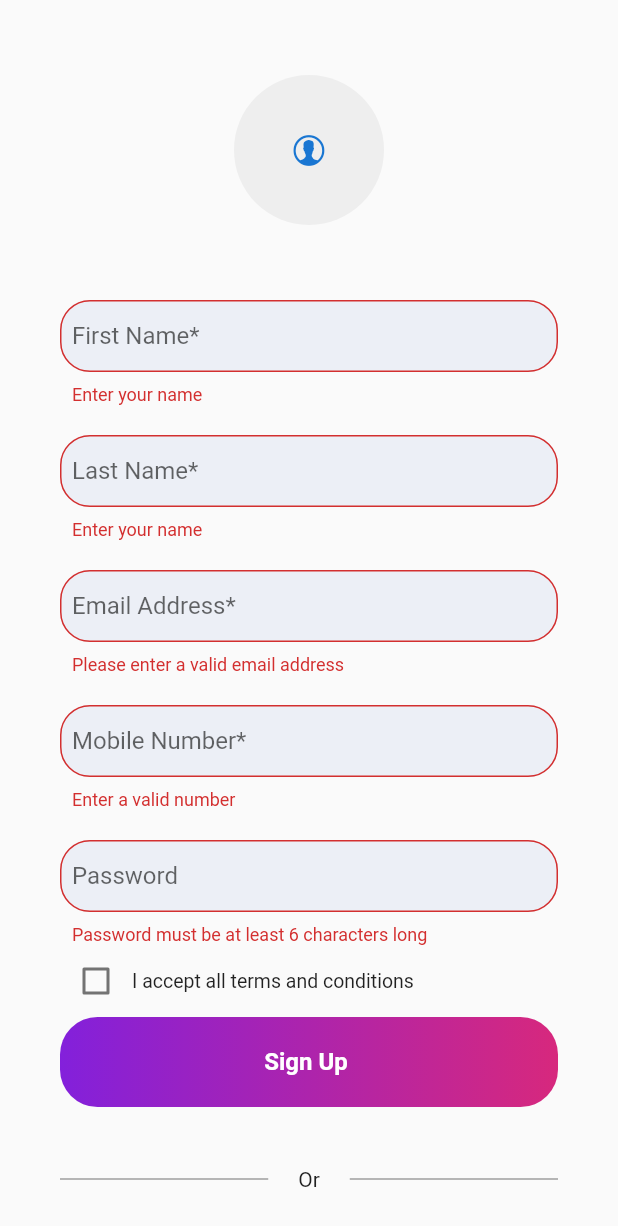
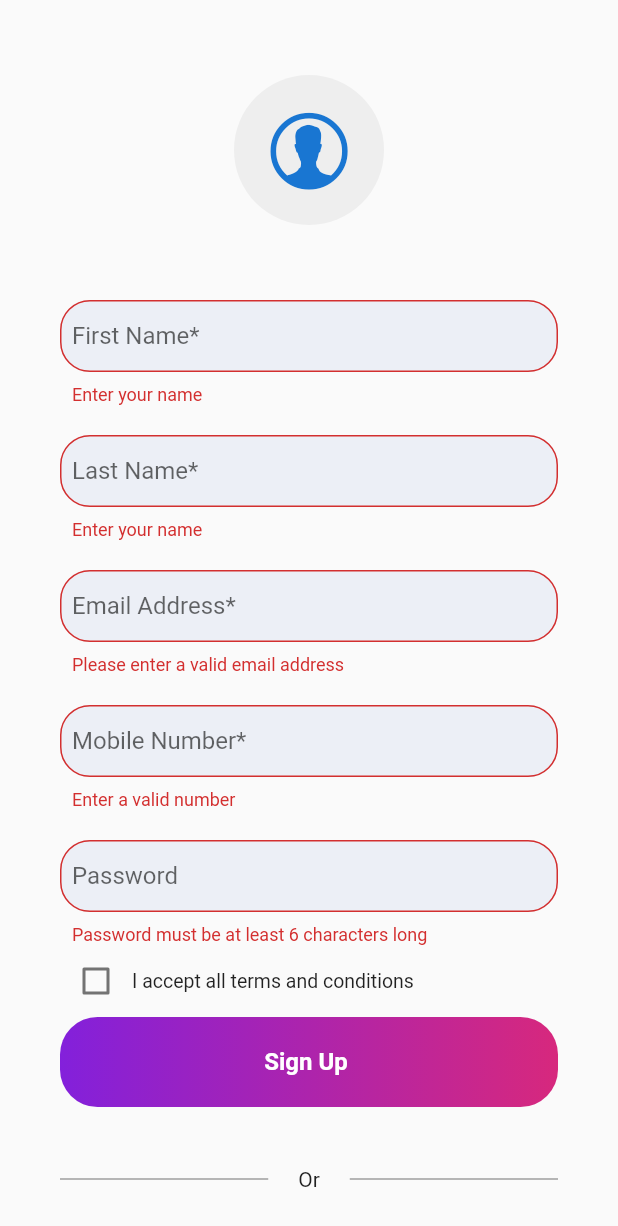
Before and after one commit to abd529/in_driver_app, a Flutter app: the SignupPage screen opened directly, after a tap on "Sign Up", on a phone screen of 412 x 824 dp. Shown: the top 1226 px of the screen. Run offline on Flutter 3.47's test engine with Material 2 defaults, Android fonts, the phone set to English and light mode, and no system bars; our stand-ins replace cloud_firestore, firebase_auth, firebase_core, fluttertoast, get, image_picker; accounts and stored records are empty.

```diff
--- a/lib/Models/usermodel.dart
+++ b/lib/Models/usermodel.dart
@@ -6,12 +6,10 @@ class UserModel {
   final String lname;
   final String pass;
   final String phone;
-  final String? photourl;
   final String email;
   const UserModel(
       {this.id,
       required this.email,
-      this.photourl,
       required this.fname,
       required this.lname,
       required this.pass,
@@ -24,7 +22,6 @@ class UserModel {
       'Email': email,
       'Password': pass,
       'Phone': phone,
-      'photo ': photourl
     };
   }
 
--- a/lib/auth/signup.dart
+++ b/lib/auth/signup.dart
@@ -17,7 +17,6 @@ import '../Models/usermodel.dart';
 import '../models/registerviewmodel.dart';
 import '../widgets/myColors.dart';
 import '../widgets/myTextField.dart';
-import '../widgets/pickimages.dart';
 
 class SignupPage extends StatefulWidget {
   const SignupPage({super.key});
@@ -76,12 +75,6 @@ class _SignupPageState extends State<SignupPage> {
   String ErrorMessage = "";
 
 //function to select image of user
-  void selectimage() async {
-    Uint8List img = await pickImage(ImageSource.gallery);
-    setState(() {
-      _image = img;
-    });
-  }
 
   Future<void> signUp(String email, String password, String First_Name,
       String Last_Name, String Phone) async {
@@ -164,7 +157,10 @@ class _SignupPageState extends State<SignupPage> {
                           : CircleAvatar(
                               backgroundColor: Colors.grey.shade200,
                               radius: 50,
-                              child: Icon(CupertinoIcons.person_alt_circle),
+                              child: Icon(
+                                CupertinoIcons.person_alt_circle,
+                                size: 60,
+                              ),
                             ),
                     ]),
                   ),
@@ -268,22 +264,12 @@ class _SignupPageState extends State<SignupPage> {
                           if (_isChecked == true) {
                             _submitForm();
                           }
+                          Navigator.push(
+                              context,
+                              MaterialPageRoute(
+                                  builder: (context) => HomePage()));
                         }
                       },
-                      //     FirebaseAuthMethod().signupUser(
-                      //         email: _emailController.text,
-                      //         fname: _fnameController.text,
-                      //         lname: _lastnameController.text,
-                      //         mobilenum: _mobilecontroller.text,
-                      //         pass: _passController.text,
-                      //         //     file: _image!);
-                      //         Get.to(() => Home()));
-                      //     _showetoast("Signup Successfully");
-                      //   } else
-                      //     _showetoast(
-                      //         "Please Accept our terms and conditions");
-                      // }
-
                       color1: gd2,
                       color2: gd1,
                       width: MediaQuery.of(context).size.width - 40),
--- a/lib/main.dart
+++ b/lib/main.dart
@@ -27,7 +27,7 @@ class MyApp extends StatelessWidget {
       ),
       home: FirebaseAuth.instance.currentUser != null
           ? BottomMenu()
-          : BottomMenu(),
+          : LoginPage(),
     );
   }
 }
--- a/pubspec.yaml
+++ b/pubspec.yaml
@@ -52,6 +52,7 @@ dev_dependencies:
   # rules and activating additional ones.
   flutter_lints: ^2.0.0
   get: ^4.6.5
+  firebase_database: ^10.2.0
 
 # For information on the generic Dart part of this file, see the
 # following page: https://dart.dev/tools/pub/pubspec
```
Also changed, not shown: lib/widgets/pickimages.dart (deleted, +0 -12 lines), pubspec.lock, 1 other file.
